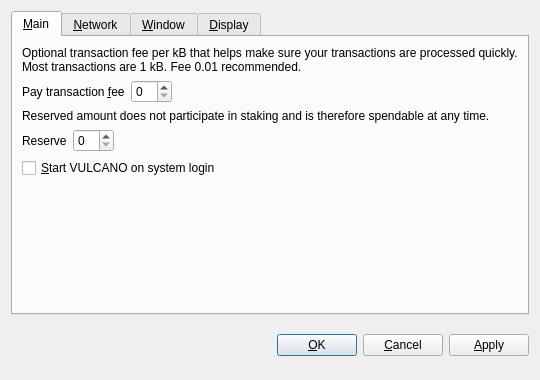
Qt form src/qt/forms/optionsdialog.ui (whitejack19/varius) before a commit.
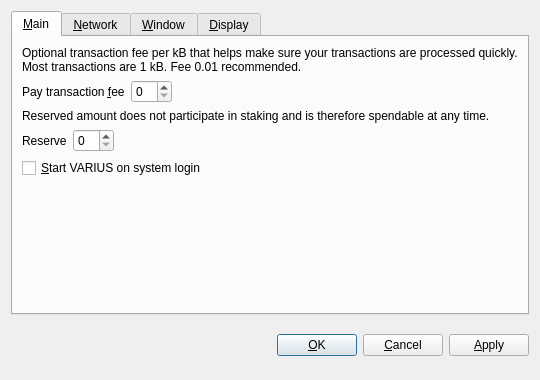
The same form after that commit. Custom widgets are drawn as their Qt base class.

Diff of the .ui file:
```diff
--- a/src/qt/forms/optionsdialog.ui
+++ b/src/qt/forms/optionsdialog.ui
@@ -128,7 +128,7 @@
           <string>Automatically start VULCANO after logging in to the system.</string>
          </property>
          <property name="text">
-          <string>&amp;Start VULCANO on system login</string>
+          <string>&amp;Start VARIUS on system login</string>
          </property>
         </widget>
        </item>
```
Left out of the diff: 10 changed lines with no effect on the pictures.
